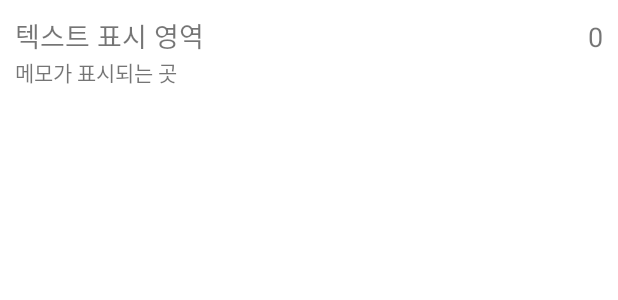
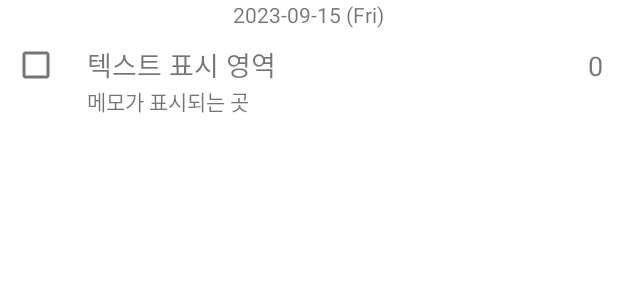
Before and after one commit to lindolsang/My-Cashbook, an Android app: the layout cash_log_list_item.xml on its own in the app's theme, with its tools: preview values and no code run, on a phone screen of 412 x 824 dp. Shown: the top 300 px of the screen. Run offline under Robolectric (Android 15) with nearby library versions, the phone set to English and light mode, and no system bars.

Commit message:
Implement date label for cash logs

```diff
--- a/MyCashbook/app/src/main/java/kr/lindol/mycashbook/data/CashLogRepository.java
+++ b/MyCashbook/app/src/main/java/kr/lindol/mycashbook/data/CashLogRepository.java
@@ -54,6 +54,7 @@ public class CashLogRepository implements CashLogDataSource {
         });
     }
 
+    //TODO 2023-09-11 (bug) needs to sort result of data by date
     @Override
     public void loadByMonth(@NonNull Date date, @NonNull LoadCashLogCallback callback) {
         checkNotNull(date, "date can not be null");
@@ -81,6 +82,7 @@ public class CashLogRepository implements CashLogDataSource {
         });
     }
 
+    //TODO 2023-09-11 (bug) needs to sort result of data by date
     @Override
     public void loadByDateRange(@NonNull Date from, @NonNull Date to,
                                 @NonNull LoadCashLogCallback callback) {
@@ -202,7 +204,6 @@ public class CashLogRepository implements CashLogDataSource {
         });
     }
 
-    //TODO 2023-09-11 (bug) needs to sort result of data by date
     @Override
     public void balanceByMonth(@NonNull Date date, @NonNull GetBalanceCallback callback) {
         checkNotNull(date, "date can not be null");
@@ -228,7 +229,6 @@ public class CashLogRepository implements CashLogDataSource {
         });
     }
 
-    //TODO 2023-09-11 needs to sort result of data by date
     @Override
     public void balanceByDateRange(@NonNull Date from, @NonNull Date to,
                                    @NonNull GetBalanceCallback callback) {
--- a/MyCashbook/app/src/main/java/kr/lindol/mycashbook/list/CashLogListPresenter.java
+++ b/MyCashbook/app/src/main/java/kr/lindol/mycashbook/list/CashLogListPresenter.java
@@ -221,7 +221,7 @@ public class CashLogListPresenter implements ListContract.Presenter {
         });
     }
 
-    //TODO 2023-09-13 needs to implement date for month, date range
+    //TODO 2023-09-13 needs to implement passing input date for month, date range
     @Override
     public void addLog() {
         mView.showAddLog(mCalendar.getTime());
--- a/MyCashbook/app/src/main/res/layout/cash_log_list_item.xml
+++ b/MyCashbook/app/src/main/res/layout/cash_log_list_item.xml
@@ -2,14 +2,31 @@
 <LinearLayout xmlns:android="http://schemas.android.com/apk/res/android"
     android:layout_width="match_parent"
     android:layout_height="match_parent"
+    android:orientation="vertical">
+
+    <LinearLayout
+        android:id="@+id/layout_log_date"
+        android:layout_width="match_parent"
+        android:layout_height="wrap_content"
+        android:gravity="center">
+
+        <TextView
+            android:id="@+id/textView_log_date_text"
+            android:layout_width="wrap_content"
+            android:layout_height="wrap_content"
+            android:text="@string/example_log_date_text" />
+    </LinearLayout>
+
+    <LinearLayout
+        android:layout_width="match_parent"
+        android:layout_height="wrap_content"
         android:orientation="horizontal">
 
         <LinearLayout
             android:id="@+id/layout_check"
             android:layout_width="wrap_content"
             android:layout_height="wrap_content"
-        android:orientation="vertical"
-        android:visibility="gone">
+            android:orientation="vertical">
 
             <CheckBox
                 android:id="@+id/checkBox_list_item"
@@ -56,3 +73,4 @@
                 android:text="메모가 표시되는 곳" />
         </LinearLayout>
     </LinearLayout>
+</LinearLayout>
--- a/MyCashbook/app/src/main/res/values/strings.xml
+++ b/MyCashbook/app/src/main/res/values/strings.xml
@@ -42,4 +42,5 @@
     <string name="tab_text_by_month">By month</string>
     <string name="tab_text_by_date_range">By date range</string>
     <string name="example_date_text">2023-09-13 (Wed)</string>
+    <string name="example_log_date_text">2023-09-15 (Fri)</string>
 </resources>
```
Also changed, not shown: MyCashbook/app/src/main/java/kr/lindol/mycashbook/list/CashLogItem.java (+13 -0 lines), MyCashbook/app/src/main/java/kr/lindol/mycashbook/list/CashLogItemView.java (+21 -1 lines), MyCashbook/app/src/main/java/kr/lindol/mycashbook/list/CashLogListFragment.java (+16 -0 lines), MyCashbook/app/src/main/java/kr/lindol/mycashbook/util/DateUtils.java (added, +30 -0 lines), 2 other files. Lines whose indentation alone changed are shown as unchanged.
